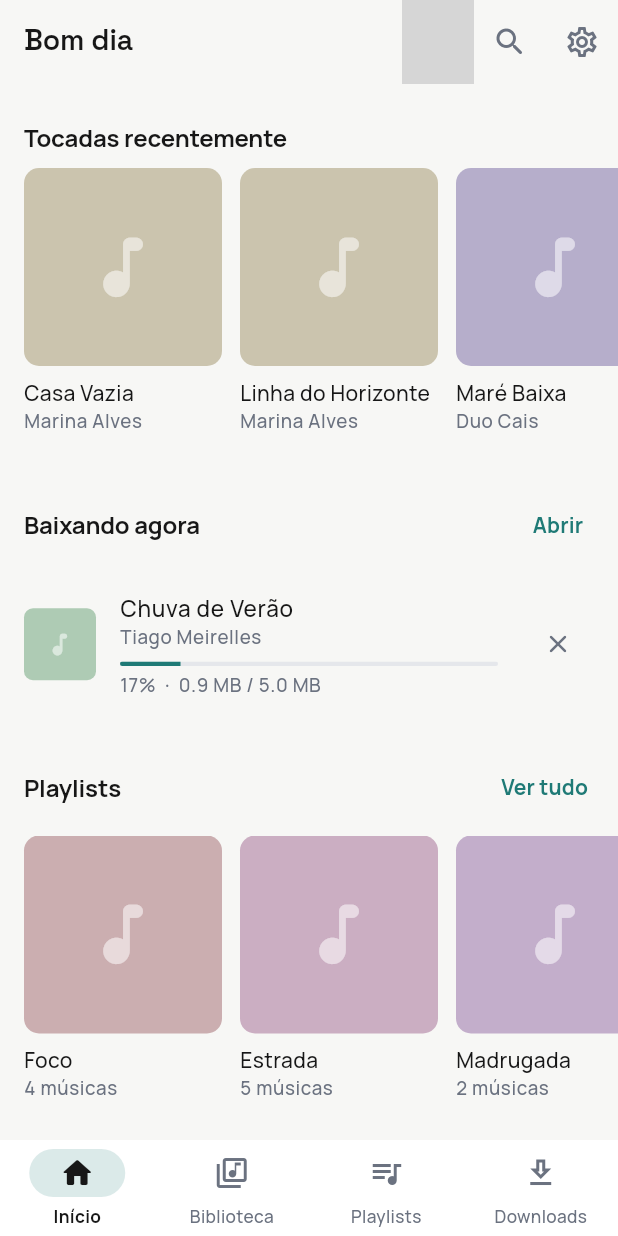
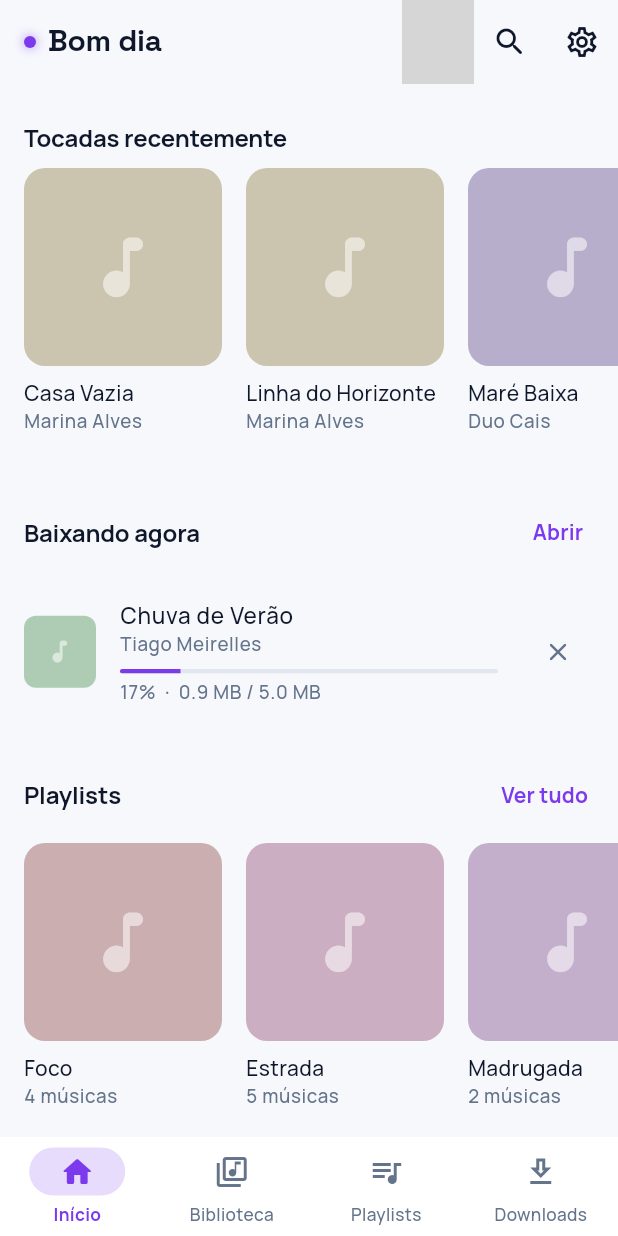
Before and after one commit to Ts-Joao/SoundDesk-mobile, a Flutter app: the screen it shows after launch, on a phone screen of 412 x 824 dp. Run offline on Flutter 3.47's test engine with Material 3 defaults, Android fonts, the light colour scheme and no system bars; our stand-ins replace flutter_riverpod, go_router, google_fonts; grey boxes are pictures that could not be loaded.

Commit message:
feat(ui): reformula paleta de cores e adiciona opção de fechar miniplayer

```diff
--- a/apps/mobile/lib/core/theme/app_theme.dart
+++ b/apps/mobile/lib/core/theme/app_theme.dart
@@ -1,42 +1,61 @@
 import 'package:flutter/material.dart';
 import 'package:google_fonts/google_fonts.dart';
 
-/// Design tokens. Spacing/radius live here so widgets never hardcode them.
+/// Design tokens. Spacing/radius and brand gradients live here.
 class Tk {
   static const s4 = 4.0, s8 = 8.0, s12 = 12.0, s16 = 16.0, s24 = 24.0, s32 = 32.0;
-  static const rSm = 6.0, rMd = 10.0, rLg = 14.0;
+  static const rSm = 8.0, rMd = 14.0, rLg = 20.0, rFull = 999.0;
+
+  static const primaryGradient = LinearGradient(
+    begin: Alignment.topLeft,
+    end: Alignment.bottomRight,
+    colors: [Color(0xFF8B5CF6), Color(0xFFD946EF)],
+  );
+
+  static const accentGradient = LinearGradient(
+    begin: Alignment.topLeft,
+    end: Alignment.bottomRight,
+    colors: [Color(0xFFFF5E62), Color(0xFFFF9966)],
+  );
+
+  static const heroGradient = LinearGradient(
+    begin: Alignment.topLeft,
+    end: Alignment.bottomRight,
+    colors: [Color(0xFF6366F1), Color(0xFF8B5CF6), Color(0xFFEC4899)],
+  );
 }
 
 class AppTheme {
   static final light = _build(Brightness.light);
   static final dark = _build(Brightness.dark);
 
-  // Display type carries personality on titles and the now-playing title.
-  // Body stays on a plain grotesk for maximum legibility at small sizes.
   static TextStyle _display({required double size, required FontWeight w, double? spacing, Color? color}) =>
       GoogleFonts.spaceGrotesk(fontSize: size, fontWeight: w, letterSpacing: spacing ?? -0.2, height: 1.12, color: color);
 
   static ThemeData _build(Brightness b) {
     final d = b == Brightness.dark;
-    final bg = d ? const Color(0xFF0F1115) : const Color(0xFFF7F7F5);
-    final surface = d ? const Color(0xFF171A20) : Colors.white;
-    final elevated = d ? const Color(0xFF1D2128) : Colors.white;
-    final text = d ? const Color(0xFFF3F4F6) : const Color(0xFF171717);
-    final text2 = d ? const Color(0xFF9CA3AF) : const Color(0xFF6B7280);
-    final border = d ? const Color(0xFF272B33) : const Color(0xFFE5E7EB);
-    // Slightly warmer, more saturated than the original teal so it reads as
-    // a chosen brand color rather than a default Material accent.
-    final accent = d ? const Color(0xFF6CC0BE) : const Color(0xFF1F7A76);
-    final press = d ? Colors.white.withValues(alpha: 0.06) : Colors.black.withValues(alpha: 0.04);
-    final hover = d ? Colors.white.withValues(alpha: 0.035) : Colors.black.withValues(alpha: 0.025);
+
+    // Deep Obsidian / Radiant Neon Violet-Rose Palette
+    final bg = d ? const Color(0xFF090A0E) : const Color(0xFFF7F8FC);
+    final surface = d ? const Color(0xFF13141C) : Colors.white;
+    final elevated = d ? const Color(0xFF1C1D27) : const Color(0xFFF0F2F9);
+    final text = d ? const Color(0xFFF9FAFC) : const Color(0xFF0F172A);
+    final text2 = d ? const Color(0xFF949BAC) : const Color(0xFF64748B);
+    final border = d ? const Color(0xFF282A38) : const Color(0xFFE2E6EF);
+
+    // Electric Iris Violet (primary) & Neon Coral (secondary)
+    final accent = d ? const Color(0xFF8B5CF6) : const Color(0xFF7C3AED);
+    final secondary = d ? const Color(0xFFFF5E7E) : const Color(0xFFE11D48);
+    final press = d ? Colors.white.withValues(alpha: 0.08) : Colors.black.withValues(alpha: 0.05);
+    final hover = d ? const Color(0xFF8B5CF6).withValues(alpha: 0.08) : const Color(0xFF7C3AED).withValues(alpha: 0.06);
 
     final scheme = ColorScheme(
       brightness: b,
       primary: accent,
-      onPrimary: d ? const Color(0xFF0F1115) : Colors.white,
-      secondary: accent,
-      onSecondary: d ? const Color(0xFF0F1115) : Colors.white,
-      error: d ? const Color(0xFFE5786F) : const Color(0xFFC0392B),
+      onPrimary: Colors.white,
+      secondary: secondary,
+      onSecondary: Colors.white,
+      error: d ? const Color(0xFFFF4D4D) : const Color(0xFFDC2626),
       onError: Colors.white,
       surface: surface,
       onSurface: text,
@@ -51,8 +70,8 @@ class AppTheme {
     final base = ThemeData(brightness: b, useMaterial3: true);
     final body = GoogleFonts.manropeTextTheme(base.textTheme).apply(bodyColor: text, displayColor: text);
     final tt = body.copyWith(
-      headlineSmall: _display(size: 26, w: FontWeight.w600, color: text),
-      titleLarge: _display(size: 19, w: FontWeight.w600, spacing: -0.1, color: text),
+      headlineSmall: _display(size: 26, w: FontWeight.w700, color: text),
+      titleLarge: _display(size: 20, w: FontWeight.w700, spacing: -0.2, color: text),
       titleMedium: GoogleFonts.manrope(fontSize: 16, fontWeight: FontWeight.w700, letterSpacing: -0.1, color: text),
       bodyLarge: GoogleFonts.manrope(fontSize: 15, fontWeight: FontWeight.w500, color: text),
       bodyMedium: GoogleFonts.manrope(fontSize: 14, fontWeight: FontWeight.w400, color: text),
@@ -67,45 +86,66 @@ class AppTheme {
       splashFactory: InkSparkle.splashFactory,
       dividerTheme: DividerThemeData(color: border, thickness: 1, space: 1),
       appBarTheme: AppBarTheme(
-        backgroundColor: bg, surfaceTintColor: Colors.transparent, elevation: 0, scrolledUnderElevation: 0,
-        titleTextStyle: tt.titleLarge, centerTitle: false,
+        backgroundColor: bg,
+        surfaceTintColor: Colors.transparent,
+        elevation: 0,
+        scrolledUnderElevation: 0,
+        titleTextStyle: tt.titleLarge,
+        centerTitle: false,
+        iconTheme: IconThemeData(color: text),
       ),
       navigationBarTheme: NavigationBarThemeData(
-        backgroundColor: surface, indicatorColor: accent.withValues(alpha: 0.16), elevation: 0,
-        surfaceTintColor: Colors.transparent, height: 64,
+        backgroundColor: surface,
+        indicatorColor: accent.withValues(alpha: 0.18),
+        indicatorShape: RoundedRectangleBorder(borderRadius: BorderRadius.circular(Tk.rFull)),
+        elevation: 0,
+        surfaceTintColor: Colors.transparent,
+        height: 66,
         labelTextStyle: WidgetStateProperty.resolveWith((s) => GoogleFonts.manrope(
-            fontSize: 11.5, fontWeight: s.contains(WidgetState.selected) ? FontWeight.w700 : FontWeight.w500,
-            color: s.contains(WidgetState.selected) ? text : text2)),
+            fontSize: 11.5,
+            fontWeight: s.contains(WidgetState.selected) ? FontWeight.w700 : FontWeight.w500,
+            color: s.contains(WidgetState.selected) ? accent : text2)),
         iconTheme: WidgetStateProperty.resolveWith((s) => IconThemeData(
-            color: s.contains(WidgetState.selected) ? text : text2, size: 24)),
+            color: s.contains(WidgetState.selected) ? accent : text2,
+            size: 24)),
       ),
       tabBarTheme: TabBarThemeData(
-        dividerColor: Colors.transparent, indicatorSize: TabBarIndicatorSize.tab,
-        indicator: BoxDecoration(border: Border(bottom: BorderSide(color: accent, width: 2.5))),
-        labelColor: text, unselectedLabelColor: text2,
+        dividerColor: Colors.transparent,
+        indicatorSize: TabBarIndicatorSize.tab,
+        indicator: BoxDecoration(border: Border(bottom: BorderSide(color: accent, width: 3))),
+        labelColor: accent,
+        unselectedLabelColor: text2,
         labelStyle: GoogleFonts.manrope(fontSize: 13.5, fontWeight: FontWeight.w700),
         unselectedLabelStyle: GoogleFonts.manrope(fontSize: 13.5, fontWeight: FontWeight.w500),
         overlayColor: WidgetStatePropertyAll(hover),
       ),
       bottomSheetTheme: BottomSheetThemeData(
-        backgroundColor: elevated, surfaceTintColor: Colors.transparent, showDragHandle: true,
+        backgroundColor: elevated,
+        surfaceTintColor: Colors.transparent,
+        showDragHandle: true,
+        dragHandleColor: text2.withValues(alpha: 0.4),
         shape: const RoundedRectangleBorder(borderRadius: BorderRadius.vertical(top: Radius.circular(Tk.rLg))),
       ),
       dialogTheme: DialogThemeData(
-        backgroundColor: elevated, surfaceTintColor: Colors.transparent,
+        backgroundColor: elevated,
+        surfaceTintColor: Colors.transparent,
         titleTextStyle: tt.titleMedium,
         shape: RoundedRectangleBorder(borderRadius: BorderRadius.circular(Tk.rLg), side: BorderSide(color: border)),
       ),
       inputDecorationTheme: InputDecorationTheme(
-        filled: true, fillColor: surface, isDense: true,
+        filled: true,
+        fillColor: surface,
+        isDense: true,
         contentPadding: const EdgeInsets.symmetric(horizontal: 14, vertical: 14),
         border: OutlineInputBorder(borderRadius: BorderRadius.circular(Tk.rMd), borderSide: BorderSide(color: border)),
         enabledBorder: OutlineInputBorder(borderRadius: BorderRadius.circular(Tk.rMd), borderSide: BorderSide(color: border)),
-        focusedBorder: OutlineInputBorder(borderRadius: BorderRadius.circular(Tk.rMd), borderSide: BorderSide(color: accent, width: 1.5)),
+        focusedBorder: OutlineInputBorder(borderRadius: BorderRadius.circular(Tk.rMd), borderSide: BorderSide(color: accent, width: 1.8)),
         hintStyle: TextStyle(color: text2),
       ),
       filledButtonTheme: FilledButtonThemeData(
         style: ButtonStyle(
+          backgroundColor: WidgetStatePropertyAll(accent),
+          foregroundColor: const WidgetStatePropertyAll(Colors.white),
           minimumSize: const WidgetStatePropertyAll(Size.fromHeight(48)),
           textStyle: WidgetStatePropertyAll(tt.labelLarge),
           shape: WidgetStatePropertyAll(RoundedRectangleBorder(borderRadius: BorderRadius.circular(Tk.rMd))),
@@ -113,10 +153,19 @@ class AppTheme {
         ),
       ),
       outlinedButtonTheme: OutlinedButtonThemeData(
-        style: ButtonStyle(overlayColor: WidgetStateProperty.resolveWith((s) => s.contains(WidgetState.pressed) ? press : null)),
+        style: ButtonStyle(
+          foregroundColor: WidgetStatePropertyAll(text),
+          side: WidgetStatePropertyAll(BorderSide(color: border)),
+          shape: WidgetStatePropertyAll(RoundedRectangleBorder(borderRadius: BorderRadius.circular(Tk.rMd))),
+          overlayColor: WidgetStateProperty.resolveWith((s) => s.contains(WidgetState.pressed) ? press : null),
+        ),
       ),
       textButtonTheme: TextButtonThemeData(
-        style: ButtonStyle(overlayColor: WidgetStateProperty.resolveWith((s) => s.contains(WidgetState.pressed) ? press : null)),
+        style: ButtonStyle(
+          foregroundColor: WidgetStatePropertyAll(accent),
+          shape: WidgetStatePropertyAll(RoundedRectangleBorder(borderRadius: BorderRadius.circular(Tk.rSm))),
+          overlayColor: WidgetStateProperty.resolveWith((s) => s.contains(WidgetState.pressed) ? press : null),
+        ),
       ),
       listTileTheme: ListTileThemeData(
         iconColor: text2,
@@ -126,13 +175,18 @@ class AppTheme {
       ),
       progressIndicatorTheme: ProgressIndicatorThemeData(color: accent, linearTrackColor: border, linearMinHeight: 3),
       sliderTheme: SliderThemeData(
-        trackHeight: 3, thumbShape: const RoundSliderThumbShape(enabledThumbRadius: 6),
-        overlayShape: SliderComponentShape.noOverlay, activeTrackColor: accent,
-        inactiveTrackColor: border, thumbColor: accent,
+        trackHeight: 3.5,
+        thumbShape: const RoundSliderThumbShape(enabledThumbRadius: 6.5),
+        overlayShape: SliderComponentShape.noOverlay,
+        activeTrackColor: accent,
+        inactiveTrackColor: border,
+        thumbColor: Colors.white,
       ),
       chipTheme: ChipThemeData(
-        backgroundColor: surface, selectedColor: accent.withValues(alpha: 0.16),
-        side: BorderSide(color: border), labelStyle: tt.bodySmall,
+        backgroundColor: surface,
+        selectedColor: accent.withValues(alpha: 0.18),
+        side: BorderSide(color: border),
+        labelStyle: tt.bodySmall,
         shape: RoundedRectangleBorder(borderRadius: BorderRadius.circular(Tk.rMd)),
       ),
     );
--- a/apps/mobile/lib/features/home/home_screen.dart
+++ b/apps/mobile/lib/features/home/home_screen.dart
@@ -18,34 +18,66 @@ class HomeScreen extends ConsumerWidget {
   Widget build(BuildContext context, WidgetRef ref) {
     final songs = ref.watch(songsProvider);
     final playlists = ref.watch(playlistsProvider);
-    final downloads = ref.watch(downloadsProvider).where((d) => d.status == DownloadStatus.downloading || d.status == DownloadStatus.queued).toList();
+    final downloads = ref
+        .watch(downloadsProvider)
+        .where((d) => d.status == DownloadStatus.downloading || d.status == DownloadStatus.queued)
+        .toList();
     final offline = ref.watch(offlineProvider);
+    final cs = Theme.of(context).colorScheme;
 
     return Scaffold(
       appBar: AppBar(
-        title: Text(_greeting),
+        title: Row(
+          children: [
+            Container(
+              width: 8,
+              height: 8,
+              margin: const EdgeInsets.only(right: 8),
+              decoration: BoxDecoration(
+                shape: BoxShape.circle,
+                color: cs.primary,
+                boxShadow: [
+                  BoxShadow(
+                    color: cs.primary.withValues(alpha: 0.6),
+                    blurRadius: 6,
+                  ),
+                ],
+              ),
+            ),
+            Text(_greeting),
+          ],
+        ),
         actions: [
           const NowPlayingAction(),
           AppIconButton(icon: Icons.search_rounded, tooltip: 'Buscar', onPressed: () => context.push('/search')),
           AppIconButton(icon: Icons.settings_outlined, tooltip: 'Configurações', onPressed: () => context.push('/settings')),
         ],
       ),
-      body: ListView(padding: const EdgeInsets.only(bottom: Tk.s24), children: [
+      body: ListView(padding: const EdgeInsets.only(bottom: Tk.s32), children: [
         if (offline) const OfflineBanner(),
         songs.when(
-          loading: () => const SizedBox(height: 300, child: LoadingState(rows: 4)),
-          error: (e, _) => ErrorState(message: 'Não foi possível carregar sua biblioteca.', onRetry: () => ref.invalidate(songsProvider)),
+          loading: () => const SizedBox(height: 250, child: LoadingState(rows: 3)),
+          error: (e, _) =>
+              ErrorState(message: 'Não foi possível carregar sua biblioteca.', onRetry: () => ref.invalidate(songsProvider)),
           data: (all) {
             final recent = all.where((s) => s.downloaded).take(6).toList();
+            if (recent.isEmpty) return const SizedBox.shrink();
             return Column(crossAxisAlignment: CrossAxisAlignment.start, children: [
               const SectionHeader('Tocadas recentemente'),
               SizedBox(
-                height: 190,
+                height: 195,
                 child: ListView.separated(
-                  scrollDirection: Axis.horizontal, padding: const EdgeInsets.symmetric(horizontal: Tk.s16),
-                  itemCount: recent.length, separatorBuilder: (_, __) => const SizedBox(width: Tk.s12),
-                  itemBuilder: (_, i) => AlbumCard(width: 140, title: recent[i].title, subtitle: recent[i].artist, seed: recent[i].album,
-                      onTap: () => ref.read(playerProvider.notifier).play(recent[i], recent)),
+                  scrollDirection: Axis.horizontal,
+                  padding: const EdgeInsets.symmetric(horizontal: Tk.s16),
+                  itemCount: recent.length,
+                  separatorBuilder: (_, __) => const SizedBox(width: Tk.s16),
+                  itemBuilder: (_, i) => AlbumCard(
+                    width: 140,
+                    title: recent[i].title,
+                    subtitle: recent[i].artist,
+                    seed: recent[i].album,
+                    onTap: () => ref.read(playerProvider.notifier).play(recent[i], recent),
+                  ),
                 ),
               ),
             ]);
@@ -57,20 +89,48 @@ class HomeScreen extends ConsumerWidget {
         ],
         SectionHeader('Playlists', onAction: () => context.go('/playlists')),
         SizedBox(
-          height: 190,
+          height: 195,
           child: playlists.isEmpty
               ? const SizedBox.shrink()
               : ListView.separated(
-                  scrollDirection: Axis.horizontal, padding: const EdgeInsets.symmetric(horizontal: Tk.s16),
-                  itemCount: playlists.length, separatorBuilder: (_, __) => const SizedBox(width: Tk.s12),
-                  itemBuilder: (_, i) => AlbumCard(width: 140, title: playlists[i].name, subtitle: '${playlists[i].songIds.length} músicas',
-                      seed: playlists[i].id, onTap: () => context.push('/playlists/${playlists[i].id}')),
+                  scrollDirection: Axis.horizontal,
+                  padding: const EdgeInsets.symmetric(horizontal: Tk.s16),
+                  itemCount: playlists.length,
+                  separatorBuilder: (_, __) => const SizedBox(width: Tk.s16),
+                  itemBuilder: (_, i) => AlbumCard(
+                    width: 140,
+                    title: playlists[i].name,
+                    subtitle: '${playlists[i].songIds.length} músicas',
+                    seed: playlists[i].id,
+                    onTap: () => context.push('/playlists/${playlists[i].id}'),
+                  ),
                 ),
         ),
-        ListTile(
-          contentPadding: const EdgeInsets.symmetric(horizontal: Tk.s16),
-          leading: const Icon(Icons.library_music_outlined), title: const Text('Ir para a biblioteca'),
-          trailing: const Icon(Icons.chevron_right_rounded), onTap: () => context.go('/library'),
+        const SizedBox(height: Tk.s12),
+        Padding(
+          padding: const EdgeInsets.symmetric(horizontal: Tk.s16),
+          child: Material(
+            color: cs.surfaceContainerHighest,
+            shape: RoundedRectangleBorder(
+              borderRadius: BorderRadius.circular(Tk.rMd),
+              side: BorderSide(color: Theme.of(context).dividerColor),
+            ),
+            child: ListTile(
+              contentPadding: const EdgeInsets.symmetric(horizontal: Tk.s16, vertical: 4),
+              leading: Container(
+                padding: const EdgeInsets.all(8),
+                decoration: BoxDecoration(
+                  shape: BoxShape.circle,
+                  color: cs.primary.withValues(alpha: 0.14),
+                ),
+                child: Icon(Icons.library_music_rounded, color: cs.primary, size: 22),
+              ),
+              title: const Text('Ir para a biblioteca'),
+              subtitle: const Text('Explore todas as músicas, álbuns e artistas'),
+              trailing: Icon(Icons.chevron_right_rounded, color: cs.onSurfaceVariant),
+              onTap: () => context.go('/library'),
+            ),
+          ),
         ),
       ]),
     );
```
Also changed, not shown: apps/mobile/lib/features/player/full_player_screen.dart (+101 -28 lines), apps/mobile/lib/features/playlists/playlists_screen.dart (+27 -7 lines), apps/mobile/lib/shared/providers.dart (+12 -0 lines), 1 other file.
